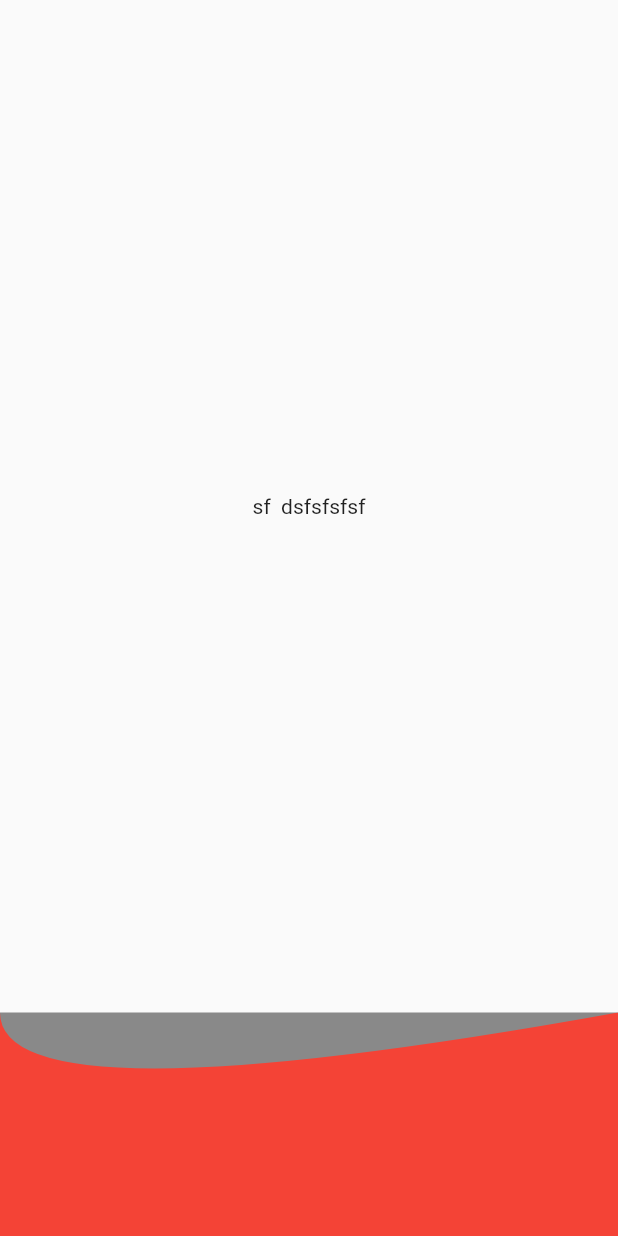
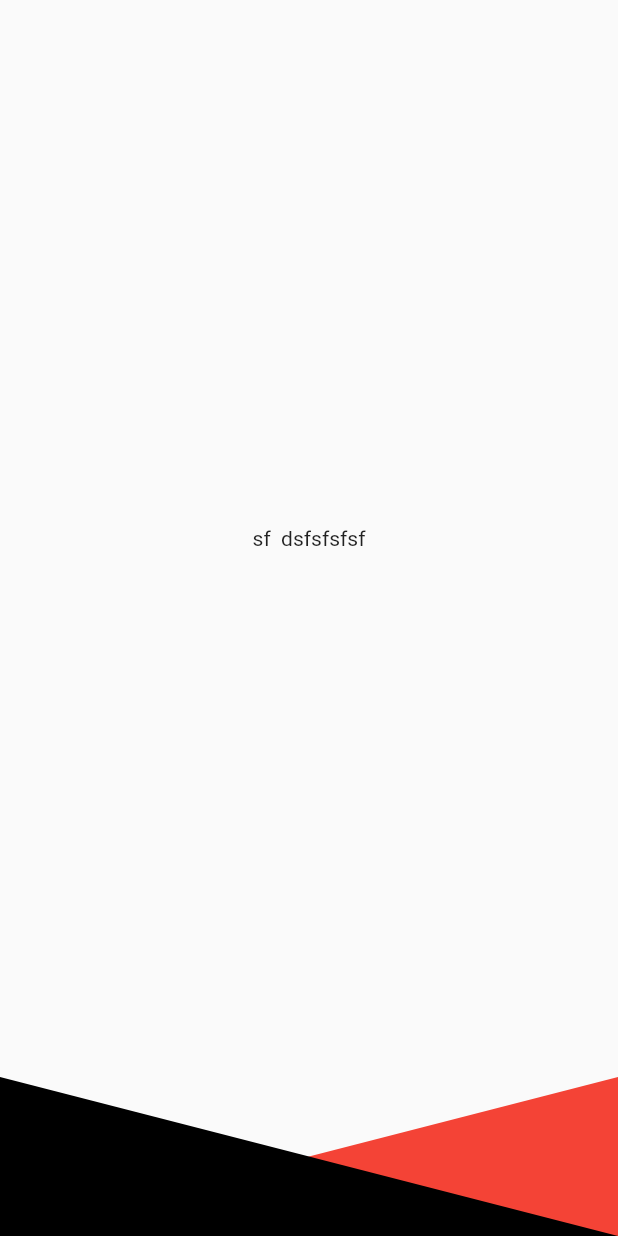
Before and after one commit to ukantjadia/WeatherSpace-App, a Flutter app: the screen it shows after launch, on a phone screen of 412 x 824 dp. Run offline on Flutter 3.47's test engine with Material 2 defaults, Android fonts, the light colour scheme and no system bars.

Commit message:
Update nav_bar.dart

```diff
--- a/lib/components/widgets/nav_bar.dart
+++ b/lib/components/widgets/nav_bar.dart
@@ -38,43 +38,52 @@ class _testContainerState extends State<testContainer> {
   @override
   Widget build(BuildContext context) {
     return Container(
-      height: 149,
-      color: Colors.black45,
-      child: ClipPath(
-        clipper:  WaveClipper(),
-        // ShapeBorderClipper(
-        //   shape: CircleBorder(
-        //     side: BorderSide(color: Colors.red, width: 4),
-        //   ),
-        // ),
-        child: Container(
-          color: Colors.red,
-          height: 150,
-        ),
+      height: 106,
+      child: Stack(
+        children: [
+          RotatedBox(
+            quarterTurns: 3,
+            child: ClipPath(
+             clipper:  WaveClipper(),
+             child: Container(
+               color: Colors.red,
+             ),
+                ),
+          ),
+          Container(
+            child: ClipPath(
+              clipper:  WaveClipper(),
+              child: Container(
+                color: Colors.black,
+              ),
+            ),
+          ),
+        ],
       ),
     );
   }
 }
+// class ReverseWaveClipper extends CustomClipper<Path> {
+//   @override
+//   Path getClip(Size size) {
+//     Path path = Path();
+//     path.lineTo(size.width,size.height);// bottom last = c
+//     path.lineTo( size.height,size.width);  // top 1st = a
+//     return path;
+//   }
+//   @override
+//   bool shouldReclip(CustomClipper<Path> oldClipper) => false;
+// }
 
 class WaveClipper extends CustomClipper<Path> {
-
   @override
   Path getClip(Size size) {
     Path path = Path();
     double midwidth = size.width;
-    // double midheight = size.height;
     path.lineTo(0, size.height);  // top 1st = a
     path.lineTo(size.width,size.height);// bottom last = c
-
-
-    path.lineTo(size.width,0);
-path.quadraticBezierTo(0, size.height/2, 0, 0);
-    // path.lineTo(0,size.height);
-    // path.lineTo(size.height,size.width);
-
     return path;
   }
-
   @override
   bool shouldReclip(CustomClipper<Path> oldClipper) => false;
 }
```
